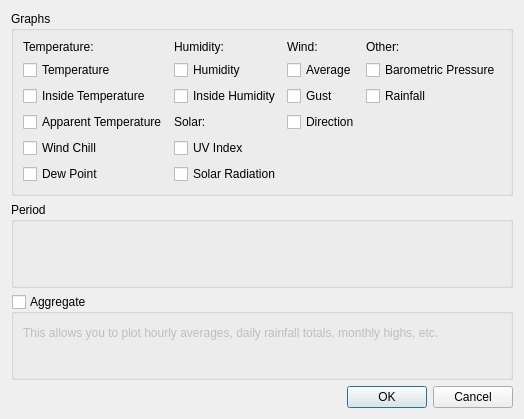
Above: desktop/charts/chartoptionsdialog.ui from davidrg/zxweather before the change. Below: the same form after it.
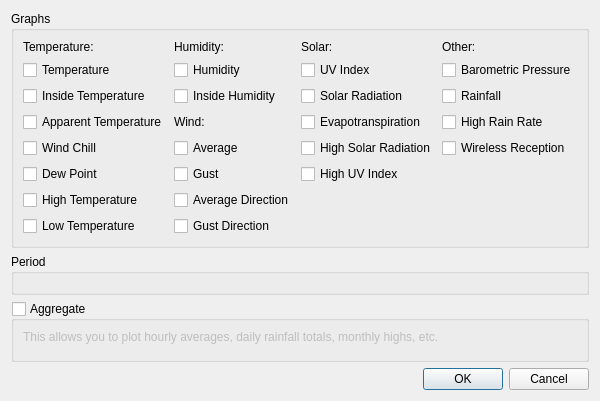
That is the form after the change. Icons and pictures are not drawn. Custom widgets are drawn as their Qt base class.

Commit message: Add support for reception, evapotranspiration, high_rain_rate and a selection of other davis-specific columns. Switched sample source over to the web UI rather than gnu-plot.

What changed in the file:
```diff
--- a/desktop/charts/chartoptionsdialog.ui
+++ b/desktop/charts/chartoptionsdialog.ui
@@ -6,8 +6,8 @@
    <rect>
     <x>0</x>
     <y>0</y>
-    <width>469</width>
-    <height>419</height>
+    <width>536</width>
+    <height>371</height>
    </rect>
   </property>
   <property name="windowTitle">
@@ -18,16 +18,52 @@
     <normaloff>:/icons/chart-edit</normaloff>:/icons/chart-edit</iconset>
   </property>
   <layout class="QGridLayout" name="gridLayout_4">
+   <property name="sizeConstraint">
+    <enum>QLayout::SetFixedSize</enum>
+   </property>
    <item row="0" column="0" colspan="2">
     <widget class="QGroupBox" name="groupBox_2">
      <property name="title">
       <string>Graphs</string>
      </property>
      <layout class="QGridLayout" name="gridLayout_2">
-      <item row="2" column="2">
-       <widget class="QCheckBox" name="cbGustWindSpeed">
+      <item row="7" column="0">
+       <widget class="QCheckBox" name="cbLowTemperature">
+        <property name="whatsThis">
+         <string>Minimum recorded outside temperature over the archive period</string>
+        </property>
         <property name="text">
-         <string>Gust</string>
+         <string>Low Temperature</string>
+        </property>
+       </widget>
+      </item>
+      <item row="3" column="3">
+       <widget class="QCheckBox" name="cbHighRainRate">
+        <property name="whatsThis">
+         <string>Maximum recorded rain rate over the archive period</string>
+        </property>
+        <property name="text">
+         <string>High Rain Rate</string>
+        </property>
+       </widget>
+      </item>
+      <item row="4" column="3">
+       <widget class="QCheckBox" name="cbWirelessReception">
+        <property name="whatsThis">
+         <string>Average wireless reception quality over the archive period</string>
+        </property>
+        <property name="text">
+         <string>Wireless Reception</string>
+        </property>
+       </widget>
+      </item>
+      <item row="6" column="0">
+       <widget class="QCheckBox" name="cbHighTemperature">
+        <property name="whatsThis">
+         <string>Maximum recorded outside temperature over the archive period</string>
+        </property>
+        <property name="text">
+         <string>High Temperature</string>
         </property>
        </widget>
       </item>
@@ -61,27 +97,6 @@
         </property>
        </widget>
       </item>
-      <item row="1" column="2">
-       <widget class="QCheckBox" name="cbAverageWindSpeed">
-        <property name="text">
-         <string>Average</string>
-        </property>
-       </widget>
-      </item>
-      <item row="0" column="2">
-       <widget class="QLabel" name="label_5">
-        <property name="text">
-         <string>Wind:</string>
-        </property>
-       </widget>
-      </item>
-      <item row="3" column="2">
-       <widget class="QCheckBox" name="cbWindDirection">
-        <property name="text">
-         <string>Direction</string>
-        </property>
-       </widget>
-      </item>
       <item row="5" column="0">
        <widget class="QCheckBox" name="cbDewPoint">
         <property name="text">
@@ -160,27 +175,104 @@
         </property>
        </widget>
       </item>
-      <item row="3" column="1">
+      <item row="0" column="2">
        <widget class="QLabel" name="lblSolar">
         <property name="text">
          <string>Solar:</string>
         </property>
        </widget>
       </item>
-      <item row="4" column="1">
+      <item row="1" column="2">
        <widget class="QCheckBox" name="cbUVIndex">
         <property name="text">
          <string>UV Index</string>
         </property>
        </widget>
       </item>
-      <item row="5" column="1">
+      <item row="2" column="2">
        <widget class="QCheckBox" name="cbSolarRadiation">
         <property name="text">
          <string>Solar Radiation</string>
         </property>
        </widget>
       </item>
+      <item row="3" column="2">
+       <widget class="QCheckBox" name="cbEvapotranspiration">
+        <property name="whatsThis">
+         <string>Evapotranspiration - present only in the first sample of every hour.</string>
+        </property>
+        <property name="text">
+         <string>Evapotranspiration</string>
+        </property>
+       </widget>
+      </item>
+      <item row="3" column="1">
+       <widget class="QLabel" name="label_5">
+        <property name="text">
+         <string>Wind:</string>
+        </property>
+       </widget>
+      </item>
+      <item row="4" column="1">
+       <widget class="QCheckBox" name="cbAverageWindSpeed">
+        <property name="whatsThis">
+         <string>Average wind speed over the archive period</string>
+        </property>
+        <property name="text">
+         <string>Average</string>
+        </property>
+       </widget>
+      </item>
+      <item row="5" column="1">
+       <widget class="QCheckBox" name="cbGustWindSpeed">
+        <property name="whatsThis">
+         <string>Maximum recorded wind speed over the archive period</string>
+        </property>
+        <property name="text">
+         <string>Gust</string>
+        </property>
+       </widget>
+      </item>
+      <item row="4" column="2">
+       <widget class="QCheckBox" name="cbHighSolarRadiation">
+        <property name="whatsThis">
+         <string>Maximum recorded solar radiation over the archive period</string>
+        </property>
+        <property name="text">
+         <string>High Solar Radiation</string>
+        </property>
+       </widget>
+      </item>
+      <item row="6" column="1">
+       <widget class="QCheckBox" name="cbWindDirection">
+        <property name="whatsThis">
+         <string>Average wind direction over the archive period</string>
+        </property>
+        <property name="text">
+         <string>Average Direction</string>
+        </property>
+       </widget>
+      </item>
+      <item row="5" column="2">
+       <widget class="QCheckBox" name="cbHighUVIndex">
+        <property name="whatsThis">
+         <string>Maximum recorded UV Index over the archive period</string>
+        </property>
+        <property name="text">
+         <string>High UV Index</string>
+        </property>
+       </widget>
+      </item>
+      <item row="7" column="1">
+       <widget class="QCheckBox" name="cbGustDirection">
+        <property name="whatsThis">
+         <string>Direction of maximum recorded wind speed over the archive period</string>
+        </property>
+        <property name="text">
+         <string>Gust Direction</string>
+        </property>
+       </widget>
+      </item>
      </layout>
     </widget>
    </item>
```
Left out of the diff: 93 changed lines with no effect on the pictures. The commit also changes 37 other files.
